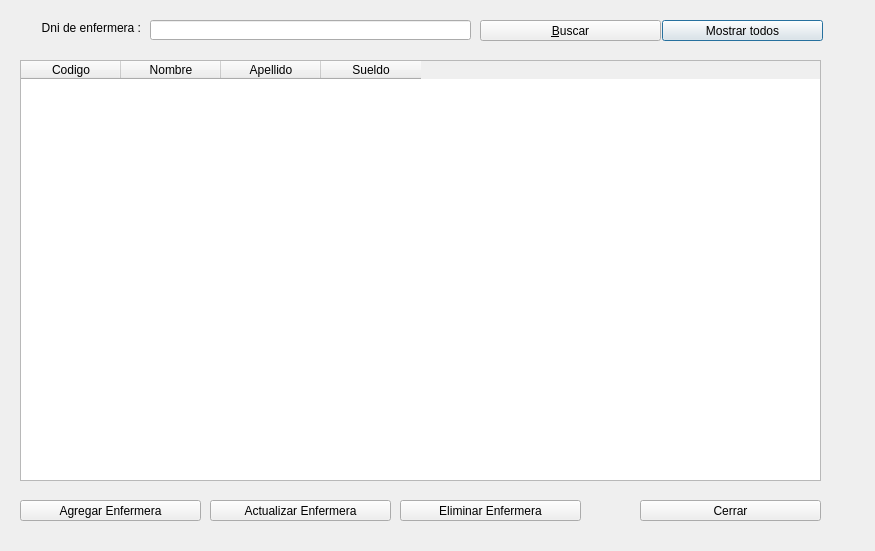
The window that PA_Final/fmradministrarenfermeras.ui (VictorSanchezS/Paradigmas-de-Programacion) describes before a commit, drawn with Qt 5.
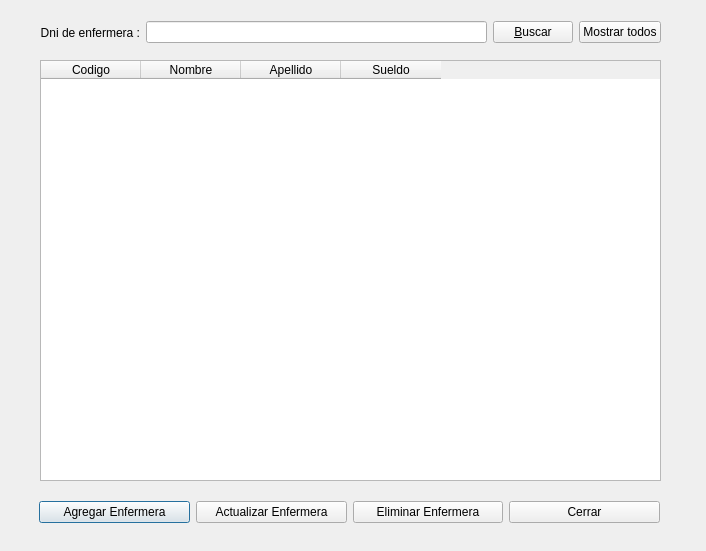
The same window after the commit.

Commit message: Eliminar enfermera y local

```diff
--- a/PA_Final/fmradministrarenfermeras.ui
+++ b/PA_Final/fmradministrarenfermeras.ui
@@ -6,35 +6,19 @@
    <rect>
     <x>0</x>
     <y>0</y>
-    <width>875</width>
+    <width>706</width>
     <height>551</height>
    </rect>
   </property>
   <property name="windowTitle">
    <string>Adminitracion de Enfermeras</string>
   </property>
-  <widget class="QLabel" name="label">
-   <property name="geometry">
-    <rect>
-     <x>20</x>
-     <y>20</y>
-     <width>121</width>
-     <height>16</height>
-    </rect>
-   </property>
-   <property name="text">
-    <string>Dni de enfermera :</string>
-   </property>
-   <property name="alignment">
-    <set>Qt::AlignRight|Qt::AlignTrailing|Qt::AlignVCenter</set>
-   </property>
-  </widget>
   <widget class="QTableWidget" name="twEnfermeras">
    <property name="geometry">
     <rect>
-     <x>20</x>
+     <x>40</x>
      <y>60</y>
-     <width>801</width>
+     <width>621</width>
      <height>421</height>
     </rect>
    </property>
@@ -59,93 +43,84 @@
     </property>
    </column>
   </widget>
-  <widget class="QPushButton" name="cmdMostrarTodos">
+  <widget class="QWidget" name="">
    <property name="geometry">
     <rect>
-     <x>662</x>
-     <y>20</y>
-     <width>161</width>
-     <height>21</height>
+     <x>39</x>
+     <y>500</y>
+     <width>621</width>
+     <height>25</height>
     </rect>
    </property>
+   <layout class="QHBoxLayout" name="horizontalLayout">
+    <item>
+     <widget class="QPushButton" name="cmdAgregarEnfermera">
    <property name="text">
-    <string>Mostrar todos</string>
-   </property>
-  </widget>
+       <string>Agregar Enfermera</string>
+      </property>
+     </widget>
+    </item>
+    <item>
   <widget class="QPushButton" name="cmdActualizarEnfermera">
-   <property name="geometry">
-    <rect>
-     <x>210</x>
-     <y>500</y>
-     <width>181</width>
-     <height>21</height>
-    </rect>
-   </property>
    <property name="text">
     <string>Actualizar Enfermera</string>
    </property>
   </widget>
-  <widget class="QLineEdit" name="txtDni">
-   <property name="geometry">
-    <rect>
-     <x>150</x>
-     <y>20</y>
-     <width>321</width>
-     <height>20</height>
-    </rect>
-   </property>
-  </widget>
+    </item>
+    <item>
   <widget class="QPushButton" name="cmdEliminarEnfermera">
-   <property name="geometry">
-    <rect>
-     <x>400</x>
-     <y>500</y>
-     <width>181</width>
-     <height>21</height>
-    </rect>
-   </property>
    <property name="text">
     <string>Eliminar Enfermera</string>
    </property>
   </widget>
-  <widget class="QPushButton" name="cmdBuscar">
-   <property name="geometry">
-    <rect>
-     <x>480</x>
-     <y>20</y>
-     <width>181</width>
-     <height>21</height>
-    </rect>
-   </property>
-   <property name="text">
-    <string>&amp;Buscar</string>
-   </property>
-  </widget>
+    </item>
+    <item>
   <widget class="QPushButton" name="cmdCerrar">
-   <property name="geometry">
-    <rect>
-     <x>640</x>
-     <y>500</y>
-     <width>181</width>
-     <height>21</height>
-    </rect>
-   </property>
    <property name="text">
     <string>Cerrar</string>
    </property>
   </widget>
-  <widget class="QPushButton" name="cmdAgregarEnfermera">
+    </item>
+   </layout>
+  </widget>
+  <widget class="QWidget" name="">
    <property name="geometry">
     <rect>
-     <x>20</x>
-     <y>500</y>
-     <width>181</width>
-     <height>21</height>
+     <x>40</x>
+     <y>20</y>
+     <width>621</width>
+     <height>25</height>
     </rect>
    </property>
+   <layout class="QHBoxLayout" name="horizontalLayout_2">
+    <item>
+     <widget class="QLabel" name="label">
    <property name="text">
-    <string>Agregar Enfermera</string>
-   </property>
+       <string>Dni de enfermera :</string>
+      </property>
+      <property name="alignment">
+       <set>Qt::AlignRight|Qt::AlignTrailing|Qt::AlignVCenter</set>
+      </property>
+     </widget>
+    </item>
+    <item>
+     <widget class="QLineEdit" name="txtDni"/>
+    </item>
+    <item>
+     <widget class="QPushButton" name="cmdBuscar">
+      <property name="text">
+       <string>&amp;Buscar</string>
+      </property>
+     </widget>
+    </item>
+    <item>
+     <widget class="QPushButton" name="cmdMostrarTodos">
+      <property name="text">
+       <string>Mostrar todos</string>
+      </property>
+     </widget>
+    </item>
+   </layout>
   </widget>
  </widget>
  <resources/>
```
Lines whose indentation alone changed are shown as unchanged. The commit also changes 10 other files.
